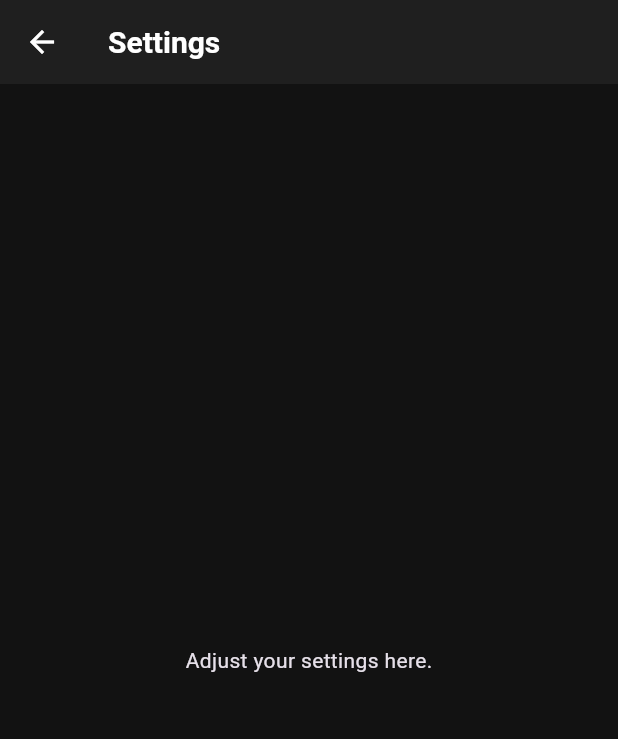
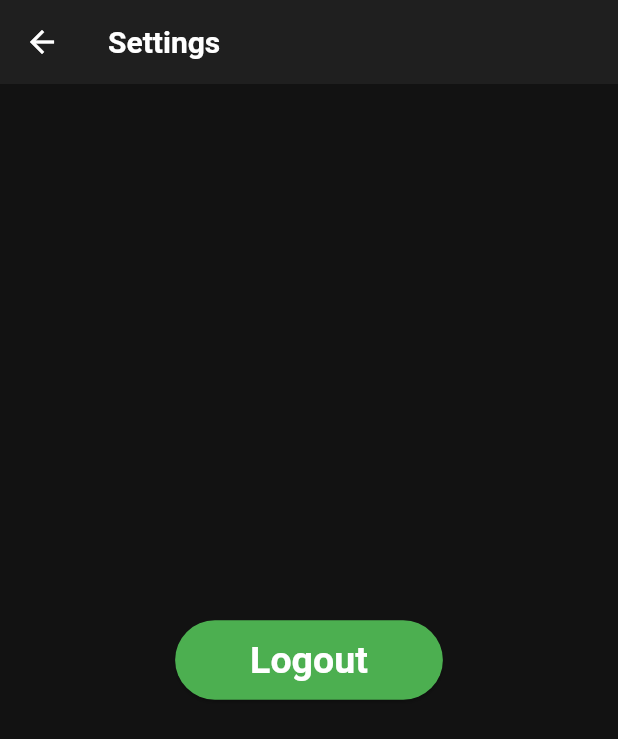
Before and after one commit to mathiasfri/MealGuider_Frontend, a Flutter app: the SettingsPage screen opened directly, on a phone screen of 412 x 824 dp. Shown: the top 739 px of the screen. Run offline on Flutter 3.47's test engine with Material 3 defaults, Android fonts, the light colour scheme and no system bars; our stand-ins replace flutter_secure_storage; missing offline and left inert: oauth2_client; accounts and stored records are empty.

```diff
--- a/lib/functionality/user/service/user_service.dart
+++ b/lib/functionality/user/service/user_service.dart
@@ -64,6 +64,7 @@ class UserService {
     try {
       Uri url = Uri.parse("$API_URL/userSettings/$id");
       final response = await http.get(url);
+      print("Response: ${response.body}");
       if (response.statusCode == 200) {
         return UserSettings.fromJson(jsonDecode(response.body));
       } else {
--- a/lib/main.dart
+++ b/lib/main.dart
@@ -1,5 +1,6 @@
 import 'package:flutter/material.dart';
 import 'package:mealguider/navigation/pages/home_screen.dart';
+import 'package:mealguider/navigation/pages/login_page.dart';
 
 void main() {
   runApp(const MainApp());
@@ -43,7 +44,7 @@ class MainApp extends StatelessWidget {
           ),
         ),
       ),
-      home: const HomeScreen(),
+      home: const LoginPage(),
     );
   }
 }
--- a/lib/navigation/pages/settings_page.dart
+++ b/lib/navigation/pages/settings_page.dart
@@ -1,7 +1,17 @@
 import 'package:flutter/material.dart';
+import 'package:flutter_secure_storage/flutter_secure_storage.dart';
+import 'package:mealguider/navigation/pages/login_page.dart';
 
 class SettingsPage extends StatelessWidget {
   const SettingsPage({super.key});
+
+  void _logout(BuildContext context) async {
+    await FlutterSecureStorage().delete(key: 'id');
+    Navigator.pushAndRemoveUntil(
+        context,
+        MaterialPageRoute(builder: (context) => LoginPage()),
+        (Route<dynamic> route) => false);
+  }
 
   @override
   Widget build(BuildContext context) {
@@ -9,8 +19,14 @@ class SettingsPage extends StatelessWidget {
       appBar: AppBar(
         title: const Text('Settings'),
       ),
-      body: const Center(
-        child: Text('Adjust your settings here.'),
+      body: Center(
+        child: Column(
+          mainAxisAlignment: MainAxisAlignment.center,
+          children: [
+            ElevatedButton(
+                onPressed: () => _logout(context), child: const Text("Logout")),
+          ],
+        ),
       ),
     );
   }
```
Also changed, not shown: lib/navigation/drawer.dart (+0 -10 lines), lib/navigation/pages/login_page.dart (+27 -24 lines).
